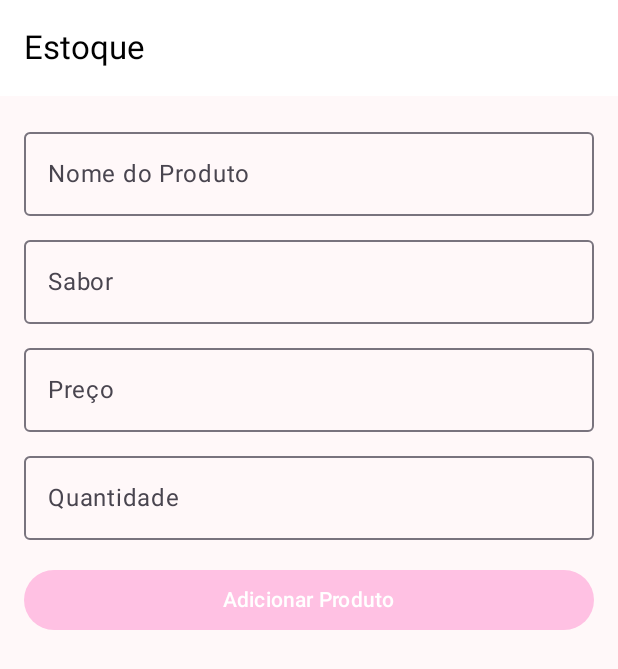
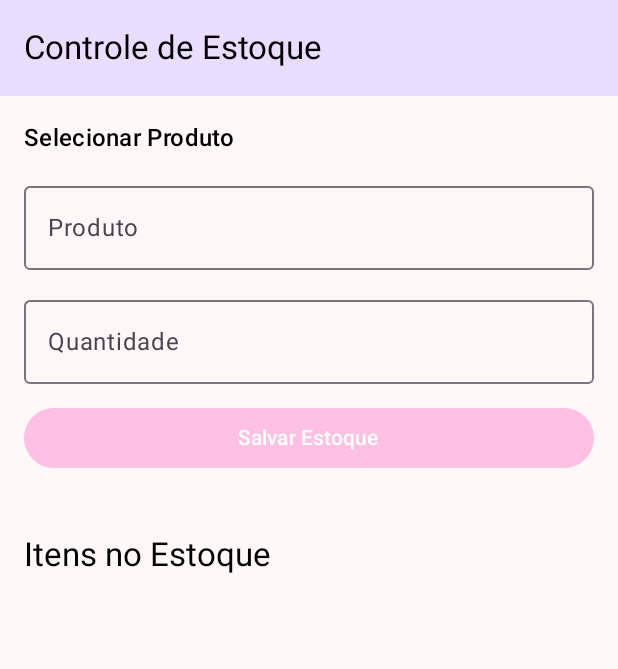
Before and after one commit to rafaelchristo/SweetJoyGeladinhos, an Android app built with Jetpack Compose: the EstoqueScreen screen opened through its navigation route, on a phone screen of 412 x 824 dp. Shown: the top 669 px of the screen. Run offline under Robolectric (Android 15) with nearby library versions, the phone set to English and light mode, and no system bars; our stand-ins replace Room's generated code.

Commit message:
Produto, estoque e vendas conectado ao banco de dados e melhoria na tela principal

```diff
--- a/app/src/main/java/com/example/sweetjoygeladinhos/MainActivity.kt
+++ b/app/src/main/java/com/example/sweetjoygeladinhos/MainActivity.kt
@@ -5,8 +5,10 @@ import androidx.activity.ComponentActivity
 import androidx.activity.compose.setContent
 import androidx.compose.material3.*
 import androidx.navigation.compose.*
+import com.example.sweetjoygeladinhos.ui.screen.EstoqueScreen
 import com.example.sweetjoygeladinhos.ui.screens.*
 import com.example.sweetjoygeladinhos.ui.theme.SweetJoyGeladinhosTheme
+
 
 @ExperimentalMaterial3Api
 class MainActivity : ComponentActivity() {
--- a/app/src/main/java/com/example/sweetjoygeladinhos/SweetJoyApp.kt
+++ b/app/src/main/java/com/example/sweetjoygeladinhos/SweetJoyApp.kt
@@ -21,5 +21,6 @@ class SweetJoyApp : Application() {
 
         val produtoDao = database.produtoDao()
         val estoqueDao = database.estoqueDao()
+        val vendaDao = database.vendaDao()
     }
 }
--- a/app/src/main/java/com/example/sweetjoygeladinhos/model/Produto.kt
+++ b/app/src/main/java/com/example/sweetjoygeladinhos/model/Produto.kt
@@ -5,7 +5,7 @@ import androidx.room.PrimaryKey
 
 @Entity(tableName = "produto")
 data class Produto(
-    @PrimaryKey(autoGenerate = true) val produtoId: Long = 0,
+    @PrimaryKey(autoGenerate = true) val produtoId: Long = 0L,
     val nome: String,
     val sabor: String,
     val preco: Double,
--- a/app/src/main/java/com/example/sweetjoygeladinhos/ui/navigation/Navigation.kt
+++ b/app/src/main/java/com/example/sweetjoygeladinhos/ui/navigation/Navigation.kt
@@ -5,7 +5,7 @@ import androidx.navigation.NavHostController
 import androidx.navigation.compose.NavHost
 import androidx.navigation.compose.composable
 import com.example.sweetjoygeladinhos.ui.screens.ProdutosScreen
-import com.example.sweetjoygeladinhos.ui.screens.EstoqueScreen
+import com.example.sweetjoygeladinhos.ui.screen.EstoqueScreen
 import com.example.sweetjoygeladinhos.ui.screens.VendasScreen
 import com.example.sweetjoygeladinhos.ui.screens.PagamentosScreen
 
--- a/app/src/main/java/com/example/sweetjoygeladinhos/ui/screen/EstoqueScreen.kt
+++ b/app/src/main/java/com/example/sweetjoygeladinhos/ui/screen/EstoqueScreen.kt
@@ -1,4 +1,4 @@
-package com.example.sweetjoygeladinhos.ui.screens
+package com.example.sweetjoygeladinhos.ui.screen
 
 import androidx.compose.foundation.layout.*
 import androidx.compose.foundation.lazy.LazyColumn
@@ -6,109 +6,131 @@ import androidx.compose.foundation.lazy.items
 import androidx.compose.material3.*
 import androidx.compose.runtime.*
 import androidx.compose.ui.Modifier
+import androidx.compose.ui.platform.LocalContext
 import androidx.compose.ui.unit.dp
-import com.example.sweetjoygeladinhos.model.Produto
+import androidx.compose.ui.unit.sp
+import com.example.sweetjoygeladinhos.SweetJoyApp
+import com.example.sweetjoygeladinhos.model.EstoqueItemComProduto
 import com.example.sweetjoygeladinhos.model.EstoqueItem
-import com.example.sweetjoygeladinhos.SweetJoyApp
 import kotlinx.coroutines.launch
-import com.example.sweetjoygeladinhos.model.EstoqueItemComProduto
+
 
 @OptIn(ExperimentalMaterial3Api::class)
 @Composable
 fun EstoqueScreen() {
+    val context = LocalContext.current
     val estoqueDao = remember { SweetJoyApp.database.estoqueDao() }
+    val produtoDao = remember { SweetJoyApp.database.produtoDao() }
 
-    var nome by remember { mutableStateOf("") }
-    var sabor by remember { mutableStateOf("") }
-    var preco by remember { mutableStateOf("") }
+    val coroutineScope = rememberCoroutineScope()
+
+    var produtos by remember { mutableStateOf(emptyList<com.example.sweetjoygeladinhos.model.Produto>()) }
+    var estoque by remember { mutableStateOf(emptyList<EstoqueItemComProduto>()) }
+
+    var selectedProduto by remember { mutableStateOf<com.example.sweetjoygeladinhos.model.Produto?>(null) }
     var quantidade by remember { mutableStateOf("") }
-    var estoqueList by remember { mutableStateOf(emptyList<EstoqueItemComProduto>()) }
+    var expanded by remember { mutableStateOf(false) }
 
-    val scope = rememberCoroutineScope()
-
-    // Carrega o estoque ao iniciar
-    LaunchedEffect(true) {
-        estoqueList = estoqueDao.getAll()
+    LaunchedEffect(Unit) {
+        produtos = produtoDao.getAll()
+        estoque = estoqueDao.getAll()
     }
 
-    fun adicionarProduto() {
-        val precoDouble = preco.toDoubleOrNull() ?: return
+    fun salvarEstoque() {
+        val produto = selectedProduto ?: return
         val quantidadeInt = quantidade.toIntOrNull() ?: return
 
-        val produto = Produto(nome = nome, sabor = sabor, preco = precoDouble, categoria = "Geladinho")
-        scope.launch {
-            estoqueDao.insert(produto, quantidadeInt)
-            estoqueList = estoqueDao.getAll()
-            nome = ""
-            sabor = ""
-            preco = ""
+        coroutineScope.launch {
+            estoqueDao.insert(produto.produtoId, quantidadeInt)
+            estoque = estoqueDao.getAll()
             quantidade = ""
+            selectedProduto = null
         }
     }
 
     Scaffold(
         topBar = {
-            TopAppBar(title = { Text("Estoque") })
+            TopAppBar(
+                title = { Text("Controle de Estoque", fontSize = 22.sp) },
+                colors = TopAppBarDefaults.topAppBarColors(
+                    containerColor = MaterialTheme.colorScheme.primaryContainer
+                )
+            )
         }
-    ) { padding ->
+    ) { paddingValues ->
         Column(
             modifier = Modifier
                 .fillMaxSize()
-                .padding(padding)
-                .padding(16.dp)
+                .padding(paddingValues)
+                .padding(16.dp),
+            verticalArrangement = Arrangement.spacedBy(12.dp)
         ) {
-            OutlinedTextField(
-                value = nome,
-                onValueChange = { nome = it },
-                label = { Text("Nome do Produto") },
-                modifier = Modifier.fillMaxWidth()
-            )
-            Spacer(modifier = Modifier.height(8.dp))
-            OutlinedTextField(
-                value = sabor,
-                onValueChange = { sabor = it },
-                label = { Text("Sabor") },
-                modifier = Modifier.fillMaxWidth()
-            )
-            Spacer(modifier = Modifier.height(8.dp))
-            OutlinedTextField(
-                value = preco,
-                onValueChange = { preco = it },
-                label = { Text("Preço") },
-                modifier = Modifier.fillMaxWidth()
-            )
-            Spacer(modifier = Modifier.height(8.dp))
+            Text("Selecionar Produto", style = MaterialTheme.typography.titleMedium)
+
+            ExposedDropdownMenuBox(
+                expanded = expanded,
+                onExpandedChange = { expanded = !expanded }
+            ) {
+                OutlinedTextField(
+                    readOnly = true,
+                    value = selectedProduto?.nome ?: "",
+                    onValueChange = {},
+                    label = { Text("Produto") },
+                    modifier = Modifier
+                        .menuAnchor()
+                        .fillMaxWidth()
+                )
+                ExposedDropdownMenu(
+                    expanded = expanded,
+                    onDismissRequest = { expanded = false }
+                ) {
+                    produtos.forEach { produto ->
+                        DropdownMenuItem(
+                            text = { Text("${produto.nome} (${produto.sabor})") },
+                            onClick = {
+                                selectedProduto = produto
+                                expanded = false
+                            }
+                        )
+                    }
+                }
+            }
+
             OutlinedTextField(
                 value = quantidade,
                 onValueChange = { quantidade = it },
                 label = { Text("Quantidade") },
                 modifier = Modifier.fillMaxWidth()
             )
-            Spacer(modifier = Modifier.height(16.dp))
+
             Button(
-                onClick = { adicionarProduto() },
+                onClick = { salvarEstoque() },
                 modifier = Modifier.fillMaxWidth()
             ) {
-                Text("Adicionar Produto")
+                Text("Salvar Estoque")
             }
+
             Spacer(modifier = Modifier.height(16.dp))
+
+            Text("Itens no Estoque", style = MaterialTheme.typography.titleLarge)
+
             LazyColumn {
-                items(estoqueList) { item ->
+                items(estoque) { item ->
                     Card(
                         modifier = Modifier
                             .fillMaxWidth()
-                            .padding(vertical = 8.dp),
+                            .padding(vertical = 4.dp),
                         elevation = CardDefaults.cardElevation(4.dp)
                     ) {
-                        Column(modifier = Modifier.padding(16.dp)) {
-                            Text(item.produto.nome, style = MaterialTheme.typography.titleMedium)
+                        Column(modifier = Modifier.padding(12.dp)) {
+                            Text("Produto: ${item.produto.nome}", style = MaterialTheme.typography.titleMedium)
                             Text("Sabor: ${item.produto.sabor}")
-                            Text("Preço: R$ %.2f".format(item.produto.preco))
-                            Text("Quantidade: ${item.estoqueItem.quantidade}")
+                            Text("Quantidade: ${item.item.quantidade}")
                         }
                     }
                 }
             }
+            }
+
         }
     }
-}
--- a/app/src/main/java/com/example/sweetjoygeladinhos/ui/screen/HomeScreen.kt
+++ b/app/src/main/java/com/example/sweetjoygeladinhos/ui/screen/HomeScreen.kt
@@ -1,5 +1,8 @@
 package com.example.sweetjoygeladinhos.ui.screens
 
+import androidx.compose.animation.AnimatedVisibility
+import androidx.compose.animation.fadeIn
+import androidx.compose.animation.fadeOut
 import androidx.compose.foundation.Image
 import androidx.compose.foundation.layout.*
 import androidx.compose.foundation.shape.RoundedCornerShape
@@ -8,37 +11,44 @@ import androidx.compose.material.icons.filled.Inventory
 import androidx.compose.material.icons.filled.LocalGroceryStore
 import androidx.compose.material.icons.filled.Money
 import androidx.compose.material.icons.filled.ShoppingCart
+import androidx.compose.material.icons.filled.Storefront
 import androidx.compose.material3.*
-import androidx.compose.runtime.Composable
+import androidx.compose.runtime.*
 import androidx.compose.ui.Alignment
 import androidx.compose.ui.Modifier
-import androidx.compose.ui.graphics.Color
+import androidx.compose.ui.graphics.vector.ImageVector
 import androidx.compose.ui.res.painterResource
 import androidx.compose.ui.text.font.FontWeight
+import androidx.compose.ui.text.style.TextAlign
 import androidx.compose.ui.unit.dp
 import androidx.compose.ui.unit.sp
-import androidx.compose.ui.tooling.preview.Preview
+import androidx.navigation.NavHostController
 import com.example.sweetjoygeladinhos.R
-import androidx.navigation.NavHostController
-import androidx.compose.ui.graphics.ColorFilter
-import androidx.compose.material.icons.filled.Storefront
-
-
-
 
 @OptIn(ExperimentalMaterial3Api::class)
 @Composable
-fun HomeScreen(
-    onNavigateToProdutos: () -> Unit = {},
-    onNavigateToEstoque: () -> Unit = {},
-    onNavigateToVendas: () -> Unit = {},
-    onNavigateToPagamentos: () -> Unit = {}
-) {
+fun HomeScreen(navController: NavHostController) {
+    var showContent by remember { mutableStateOf(false) }
+
+    LaunchedEffect(Unit) {
+        showContent = true
+    }
+
     Scaffold(
         topBar = {
-            TopAppBar(
-                title = { Text("SweetJoy Geladinhos", fontSize = 22.sp, fontWeight = FontWeight.Bold) },
-                colors = TopAppBarDefaults.topAppBarColors(containerColor = MaterialTheme.colorScheme.primary)
+            CenterAlignedTopAppBar(
+                title = {
+                    Text(
+                        text = "SweetJoy Geladinhos",
+                        fontSize = 24.sp,
+                        fontWeight = FontWeight.Bold,
+                        textAlign = TextAlign.Center
+                    )
+                },
+                colors = TopAppBarDefaults.centerAlignedTopAppBarColors(
+                    containerColor = MaterialTheme.colorScheme.primary,
+                    titleContentColor = MaterialTheme.colorScheme.onPrimary
+                )
             )
         }
     ) { innerPadding ->
@@ -50,9 +60,14 @@ fun HomeScreen(
             horizontalAlignment = Alignment.CenterHorizontally,
             verticalArrangement = Arrangement.spacedBy(20.dp)
         ) {
-            // Logo ou imagem
+            AnimatedVisibility(
+                visible = showContent,
+                enter = fadeIn(),
+                exit = fadeOut()
+            ) {
+                Column(horizontalAlignment = Alignment.CenterHorizontally) {
                     Image(
-                painter = painterResource(id = R.drawable.logo), // substitua por sua imagem ou remova se não tiver
+                        painter = painterResource(id = R.drawable.logo),
                         contentDescription = "Logo",
                         modifier = Modifier
                             .height(120.dp)
@@ -62,82 +77,27 @@ fun HomeScreen(
                     Text(
                         text = "Gerencie seus Geladinhos com estilo!",
                         fontSize = 18.sp,
-                fontWeight = FontWeight.Medium
-            )
-
-            Spacer(modifier = Modifier.height(16.dp))
-
-            // Botões de navegação
-            NavigationButton("Produtos", Icons.Default.LocalGroceryStore, onNavigateToProdutos)
-            NavigationButton("Estoque", Icons.Default.Inventory, onNavigateToEstoque)
-            NavigationButton("Vendas", Icons.Default.ShoppingCart, onNavigateToVendas)
-            NavigationButton("Pagamentos", Icons.Default.Money, onNavigateToPagamentos)
-        }
-    }
-}
-
-@Composable
-fun NavigationButton(label: String, icon: androidx.compose.ui.graphics.vector.ImageVector, onClick: () -> Unit) {
-    Button(
-        onClick = onClick,
-        modifier = Modifier
-            .fillMaxWidth(),
-        shape = RoundedCornerShape(12.dp),
-        colors = ButtonDefaults.buttonColors(containerColor = MaterialTheme.colorScheme.primary)
-    ) {
-        Icon(icon, contentDescription = label, modifier = Modifier.size(20.dp))
-        Spacer(modifier = Modifier.width(8.dp))
-        Text(text = label, fontSize = 16.sp)
-    }
-}
-
-@ExperimentalMaterial3Api
-@Composable
-fun HomeScreen(navController: NavHostController) {
-    Scaffold(
-        topBar = {
-            TopAppBar(
-                title = { Text("SweetJoy Geladinhos") }
+                        fontWeight = FontWeight.Medium,
+                        textAlign = TextAlign.Center
                     )
                 }
-    ) { innerPadding ->
-        Column(
-            modifier = Modifier
-                .fillMaxSize()
-                .padding(innerPadding)
-                .padding(24.dp),
-            verticalArrangement = Arrangement.Center,
-            horizontalAlignment = Alignment.CenterHorizontally
-        ) {
-            // Exibe uma logo se houver imagem em res/drawable/logo.png
-            Image(
-                painter = painterResource(id = R.drawable.logo),
-                contentDescription = "Logo SweetJoy",
-                modifier = Modifier.size(120.dp),
-
-            )
-
-            Spacer(modifier = Modifier.height(32.dp))
-
-            ButtonWithIcon("Gerenciar Produtos", Icons.Default.Storefront) {
-                navController.navigate("produtos")
             }
 
             Spacer(modifier = Modifier.height(16.dp))
 
-            ButtonWithIcon("Controle de Estoque", Icons.Default.Inventory) {
+            NavigationButton("Produtos", Icons.Default.LocalGroceryStore) {
+                navController.navigate("produtos")
+            }
+
+            NavigationButton("Estoque", Icons.Default.Inventory) {
                 navController.navigate("estoque")
             }
 
-            Spacer(modifier = Modifier.height(16.dp))
-
-            ButtonWithIcon("Registrar Vendas", Icons.Default.ShoppingCart) {
+            NavigationButton("Vendas", Icons.Default.ShoppingCart) {
                 navController.navigate("vendas")
             }
 
-            Spacer(modifier = Modifier.height(16.dp))
-
-            ButtonWithIcon("Pagamentos", Icons.Default.Money) {
+            NavigationButton("Pagamentos", Icons.Default.Money) {
                 navController.navigate("pagamentos")
             }
         }
@@ -145,13 +105,15 @@ fun HomeScreen(navController: NavHostController) {
 }
 
 @Composable
-fun ButtonWithIcon(text: String, icon: androidx.compose.ui.graphics.vector.ImageVector, onClick: () -> Unit) {
+fun NavigationButton(label: String, icon: ImageVector, onClick: () -> Unit) {
     Button(
         onClick = onClick,
         modifier = Modifier.fillMaxWidth(),
-        colors = ButtonDefaults.buttonColors(containerColor = MaterialTheme.colorScheme.primary)
+        shape = RoundedCornerShape(16.dp),
+        colors = ButtonDefaults.buttonColors(containerColor = MaterialTheme.colorScheme.secondary)
     ) {
-        Icon(icon, contentDescription = text, modifier = Modifier.padding(end = 8.dp))
-        Text(text)
+        Icon(icon, contentDescription = label, modifier = Modifier.size(20.dp))
+        Spacer(modifier = Modifier.width(8.dp))
+        Text(text = label, fontSize = 16.sp)
     }
 }
```
Also changed, not shown: app/src/main/java/com/example/sweetjoygeladinhos/data/AppDatabase.kt (+6 -1 lines), app/src/main/java/com/example/sweetjoygeladinhos/data/EstoqueDao.kt (+22 -15 lines), app/src/main/java/com/example/sweetjoygeladinhos/data/VendaDao.kt (added, +16 -0 lines), app/src/main/java/com/example/sweetjoygeladinhos/model/EstoqueItem.kt (+5 -6 lines), app/src/main/java/com/example/sweetjoygeladinhos/model/EstoqueItemComProduto.kt (+4 -4 lines), app/src/main/java/com/example/sweetjoygeladinhos/model/Venda.kt (added, +13 -0 lines), app/src/main/java/com/example/sweetjoygeladinhos/ui/screen/ProdutosScreen.kt (+91 -13 lines), app/src/main/java/com/example/sweetjoygeladinhos/ui/screen/VendasScreen.kt (+44 -45 lines). Lines whose indentation alone changed are shown as unchanged.
